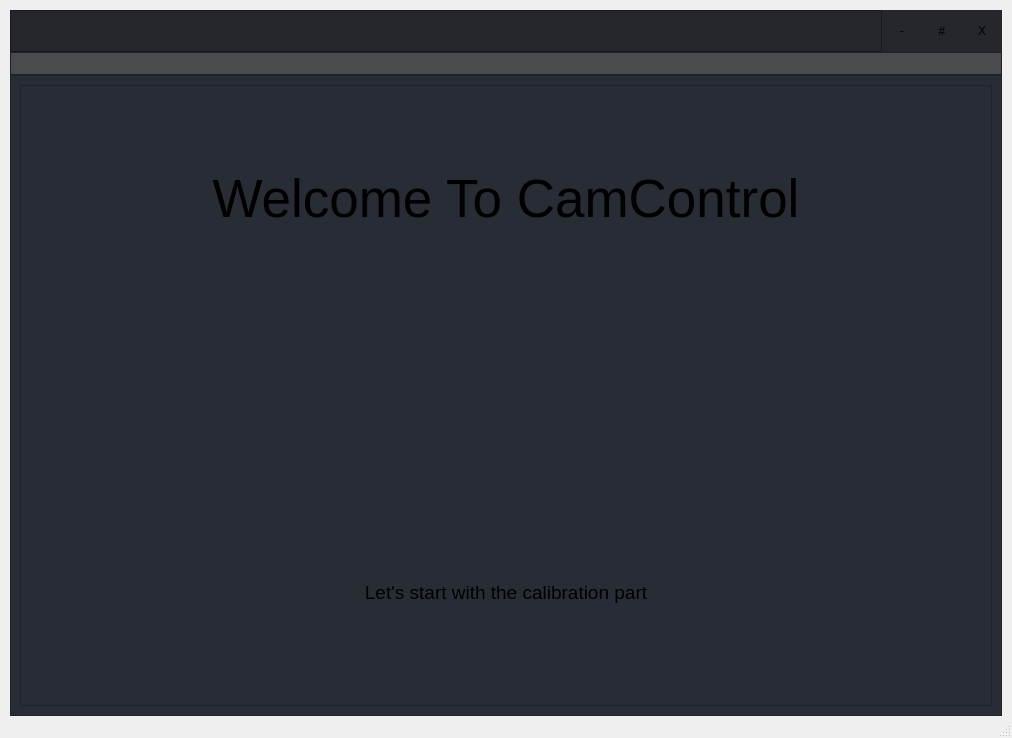
Before: the Qt Designer form ui/setup.ui in Radu101199/CamControl-Controlul-Gestual-al-Dispozitivelor, drawn with Qt 5.
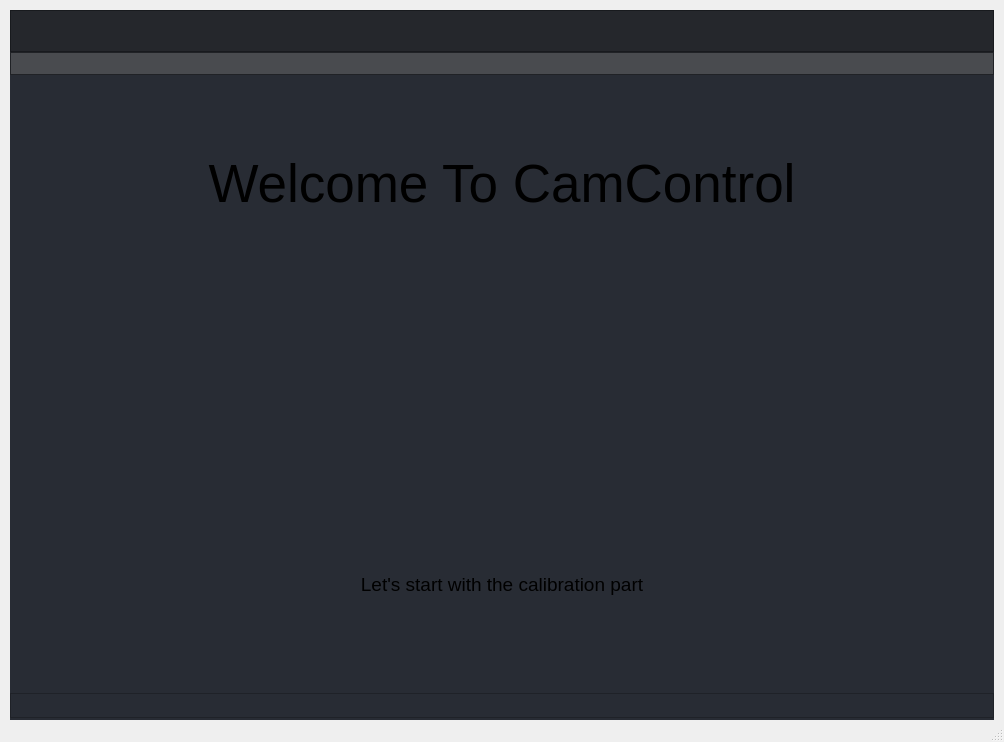
After: the same form once the commit is applied. Icons and pictures are not drawn.

Commit message: bug reparat setup, de implementat o interfata cu bara, pentru a nu modifica structura commit

```diff
--- a/ui/setup.ui
+++ b/ui/setup.ui
@@ -6,10 +6,16 @@
    <rect>
     <x>0</x>
     <y>0</y>
-    <width>1012</width>
+    <width>1000</width>
     <height>738</height>
    </rect>
   </property>
+  <property name="maximumSize">
+   <size>
+    <width>1000</width>
+    <height>738</height>
+   </size>
+  </property>
   <property name="windowTitle">
    <string>MainWindow</string>
   </property>
@@ -32,6 +38,12 @@
     </property>
     <item>
      <widget class="QFrame" name="frame_main">
+      <property name="minimumSize">
+       <size>
+        <width>984</width>
+        <height>710</height>
+       </size>
+      </property>
       <property name="styleSheet">
        <string notr="true">/* LINE EDIT */
 QLineEdit {
@@ -138,7 +150,7 @@
 QCheckBox::indicator:checked {
     background: 3px solid rgb(52, 59, 72);
 	border: 3px solid rgb(52, 59, 72);	
-
+	background-image: url(:/16x16/icons/16x16/cil-check-alt.png);
 }
 
 /* RADIO BUTTON */
@@ -361,120 +373,6 @@
                   </property>
                  </widget>
                 </item>
-                <item>
-                 <widget class="QFrame" name="frame_btns_right">
-                  <property name="sizePolicy">
-                   <sizepolicy hsizetype="Expanding" vsizetype="Preferred">
-                    <horstretch>0</horstretch>
-                    <verstretch>0</verstretch>
-                   </sizepolicy>
-                  </property>
-                  <property name="maximumSize">
-                   <size>
-                    <width>120</width>
-                    <height>42</height>
-                   </size>
-                  </property>
-                  <property name="frameShape">
-                   <enum>QFrame::NoFrame</enum>
-                  </property>
-                  <property name="frameShadow">
-                   <enum>QFrame::Raised</enum>
-                  </property>
-                  <layout class="QHBoxLayout" name="horizontalLayout_9">
-                   <property name="spacing">
-                    <number>0</number>
-                   </property>
-                   <property name="leftMargin">
-                    <number>0</number>
-                   </property>
-                   <property name="topMargin">
-                    <number>0</number>
-                   </property>
-                   <property name="rightMargin">
-                    <number>0</number>
-                   </property>
-                   <property name="bottomMargin">
-                    <number>0</number>
-                   </property>
-                   <item>
-                    <widget class="QPushButton" name="btnMinimize">
-                     <property name="minimumSize">
-                      <size>
-                       <width>40</width>
-                       <height>42</height>
-                      </size>
-                     </property>
-                     <property name="styleSheet">
-                      <string notr="true">QPushButton {	
-	border: none;
-	background-color: transparent;
-}
-QPushButton:hover {
-	background-color: rgb(52, 59, 72);
-}
-QPushButton:pressed {	
-	background-color: rgb(85, 170, 255);
-}</string>
-                     </property>
-                     <property name="text">
-                      <string>-</string>
-                     </property>
-                    </widget>
-                   </item>
-                   <item>
-                    <widget class="QPushButton" name="btnRestore">
-                     <property name="minimumSize">
-                      <size>
-                       <width>40</width>
-                       <height>42</height>
-                      </size>
-                     </property>
-                     <property name="styleSheet">
-                      <string notr="true">QPushButton {	
-	border: none;
-	background-color: transparent;
-}
-QPushButton:hover {
-	background-color: rgb(52, 59, 72);
-}
-QPushButton:pressed {	
-	background-color: rgb(85, 170, 255);
-}</string>
-                     </property>
-                     <property name="text">
-                      <string>#</string>
-                     </property>
-                    </widget>
-                   </item>
-                   <item>
-                    <widget class="QPushButton" name="btnClose">
-                     <property name="minimumSize">
-                      <size>
-                       <width>40</width>
-                       <height>42</height>
-                      </size>
-                     </property>
-                     <property name="styleSheet">
-                      <string notr="true">QPushButton {	
-	border: none;
-	background-color: transparent;
-}
-QPushButton:hover {
-	background-color: rgb(52, 59, 72);
-}
-QPushButton:pressed {	
-	background-color: rgb(85, 170, 255);
-}</string>
-                     </property>
-                     <property name="text">
-                      <string>X</string>
-                     </property>
-                    </widget>
-                   </item>
-                  </layout>
-                 </widget>
-                </item>
                </layout>
               </widget>
              </item>
@@ -545,12 +443,27 @@
              </sizepolicy>
             </property>
             <property name="frameShape">
-             <enum>QFrame::StyledPanel</enum>
+             <enum>QFrame::NoFrame</enum>
             </property>
             <property name="frameShadow">
-             <enum>QFrame::Raised</enum>
+             <enum>QFrame::Plain</enum>
             </property>
-            <layout class="QHBoxLayout" name="horizontalLayout_3">
+            <layout class="QVBoxLayout" name="verticalLayout_3">
+             <property name="spacing">
+              <number>0</number>
+             </property>
+             <property name="leftMargin">
+              <number>0</number>
+             </property>
+             <property name="topMargin">
+              <number>0</number>
+             </property>
+             <property name="rightMargin">
+              <number>0</number>
+             </property>
+             <property name="bottomMargin">
+              <number>0</number>
+             </property>
              <item>
               <widget class="QFrame" name="frame_content">
                <property name="sizePolicy">
@@ -559,13 +472,34 @@
                  <verstretch>0</verstretch>
                 </sizepolicy>
                </property>
+               <property name="maximumSize">
+                <size>
+                 <width>16777215</width>
+                 <height>614</height>
+                </size>
+               </property>
                <property name="frameShape">
-                <enum>QFrame::StyledPanel</enum>
+                <enum>QFrame::NoFrame</enum>
                </property>
                <property name="frameShadow">
                 <enum>QFrame::Raised</enum>
                </property>
                <layout class="QHBoxLayout" name="horizontalLayout_4">
+                <property name="spacing">
+                 <number>0</number>
+                </property>
+                <property name="leftMargin">
+                 <number>0</number>
+                </property>
+                <property name="topMargin">
+                 <number>0</number>
+                </property>
+                <property name="rightMargin">
+                 <number>0</number>
+                </property>
+                <property name="bottomMargin">
+                 <number>0</number>
+                </property>
                 <item>
                  <widget class="QStackedWidget" name="stackedWidget">
                   <property name="sizePolicy">
@@ -576,7 +510,7 @@
                   </property>
                   <property name="maximumSize">
                    <size>
-                    <width>1000</width>
+                    <width>904</width>
                     <height>1000</height>
                    </size>
                   </property>
@@ -622,6 +556,9 @@
                         <pointsize>14</pointsize>
                        </font>
                       </property>
+                      <property name="frameShape">
+                       <enum>QFrame::NoFrame</enum>
+                      </property>
                       <property name="text">
                        <string>Let's start with the calibration part</string>
                       </property>
@@ -675,6 +612,22 @@
                </layout>
               </widget>
              </item>
+             <item>
+              <widget class="QFrame" name="frame_grip">
+               <property name="maximumSize">
+                <size>
+                 <width>16777215</width>
+                 <height>25</height>
+                </size>
+               </property>
+               <property name="frameShape">
+                <enum>QFrame::StyledPanel</enum>
+               </property>
+               <property name="frameShadow">
+                <enum>QFrame::Raised</enum>
+               </property>
+              </widget>
+             </item>
             </layout>
            </widget>
           </item>
```
The commit also changes 9 other files.
